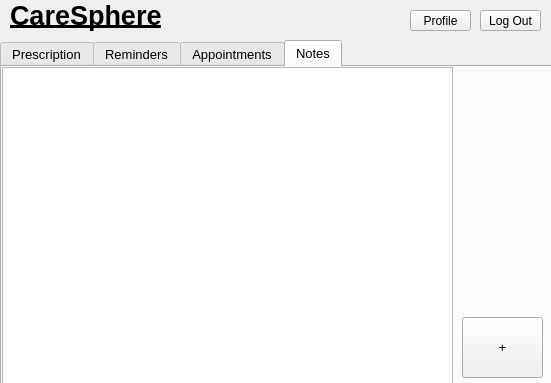
MubtasimSajid/CareSphere, file CareSphere/patientfeed.ui: the form before one commit.
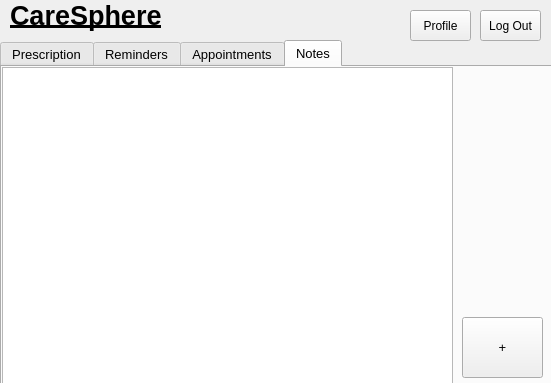
The form after the commit.

Commit message: Prescription section completely done

Diff of the .ui file:
```diff
--- a/CareSphere/patientfeed.ui
+++ b/CareSphere/patientfeed.ui
@@ -187,7 +187,7 @@
      <x>410</x>
      <y>10</y>
      <width>61</width>
-     <height>21</height>
+     <height>31</height>
     </rect>
    </property>
    <property name="text">
@@ -200,7 +200,7 @@
      <x>480</x>
      <y>10</y>
      <width>61</width>
-     <height>21</height>
+     <height>31</height>
     </rect>
    </property>
    <property name="text">
```
The commit also changes 2 other files.
